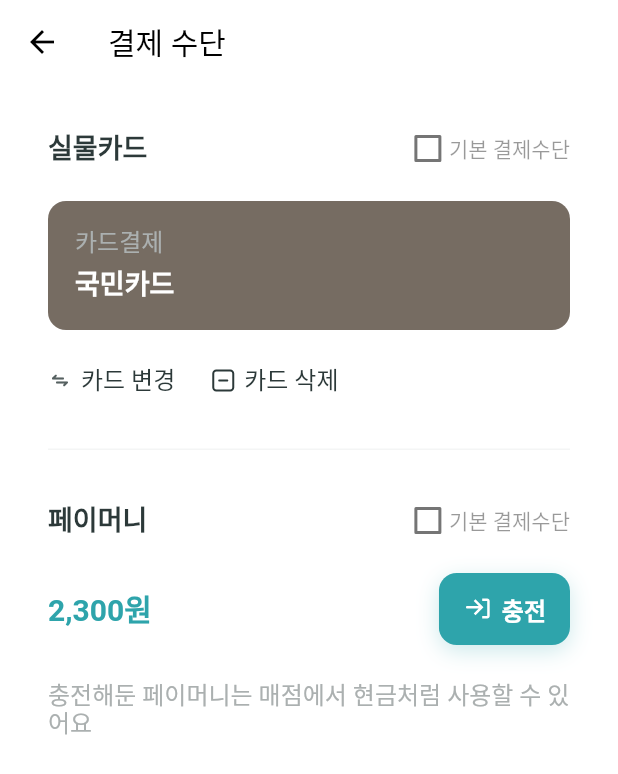
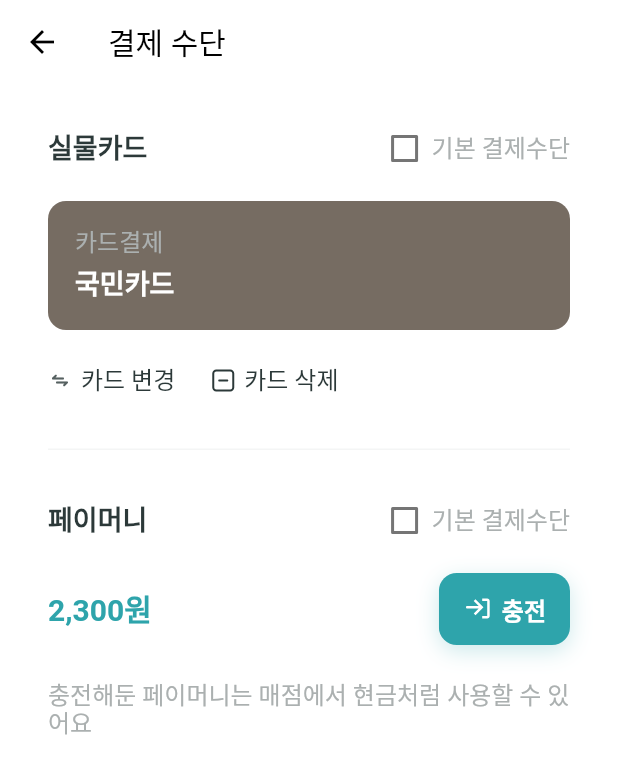
Before and after one commit to dimipay/dimipay_flutter, a Flutter app: the ManageMethodPage screen opened by its route, on a phone screen of 412 x 824 dp. Shown: the top 774 px of the screen. Run offline on Flutter 3.47's test engine with Material 2 defaults, Android fonts, the phone set to English and light mode, and no system bars; our stand-ins replace flutter_svg, get; Roboto replaces fonts that are missing (NEXON Lv1 Gothic, Pretendard).

Commit message:
DPCheckBox redesign 구현

```diff
--- a/lib/app/widgets/checkbox.dart
+++ b/lib/app/widgets/checkbox.dart
@@ -1,3 +1,5 @@
+import 'package:dimipay/app/core/theme/color_theme.dart';
+import 'package:dimipay/app/core/theme/text_theme.dart';
 import 'package:flutter/material.dart';
 
 class DPCheckbox extends StatelessWidget {
@@ -17,9 +19,10 @@ class DPCheckbox extends StatelessWidget {
             value: value,
             onChanged: onChanged,
             splashRadius: 10,
-            activeColor: const Color.fromRGBO(46, 164, 171, 1),
+            activeColor: DPColors.MAIN_THEME,
           ),
         ),
+        const SizedBox(width: 4),
         label == null
             ? Container()
             : Row(
@@ -27,7 +30,7 @@ class DPCheckbox extends StatelessWidget {
                   const SizedBox(width: 4),
                   Text(
                     label!,
-                    style: const TextStyle(color: Color.fromRGBO(0, 0, 0, 0.4)),
+                    style: DPTextTheme.DESCRIPTION,
                   ),
                 ],
               ),
```
